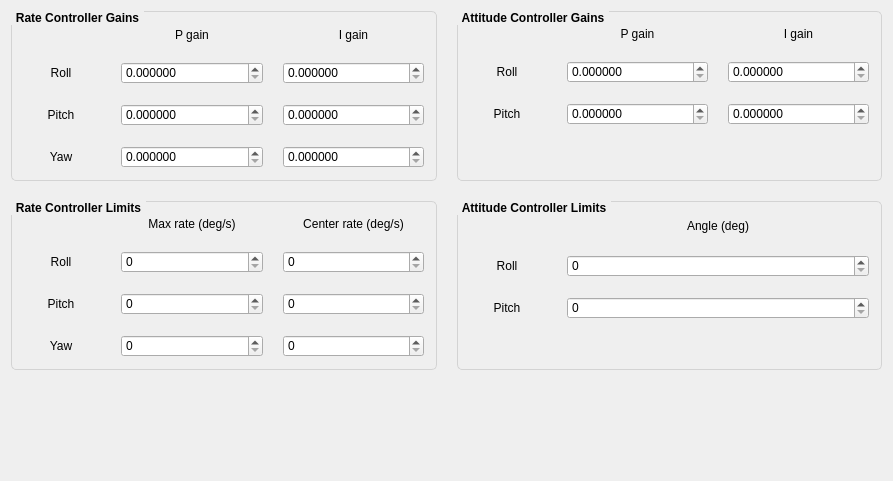
Qt form ui_controller.ui (korken89/kfly_gui) before a commit.
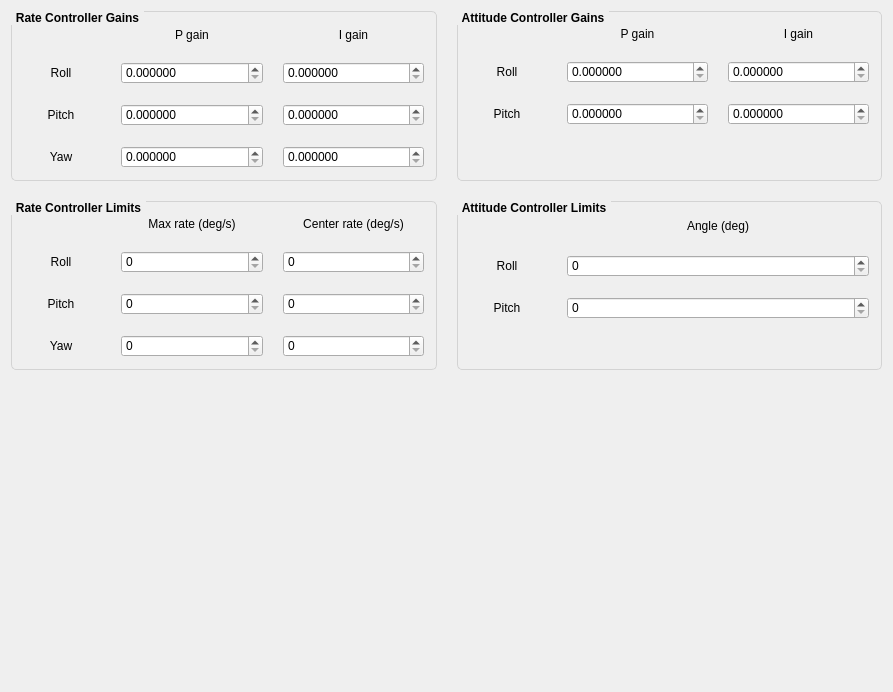
The same form after that commit. Custom widgets are drawn as their Qt base class.

Commit message: Added plot for rate curves

Diff of the .ui file:
```diff
--- a/ui_controller.ui
+++ b/ui_controller.ui
@@ -7,7 +7,7 @@
     <x>0</x>
     <y>0</y>
     <width>893</width>
-    <height>481</height>
+    <height>692</height>
    </rect>
   </property>
   <property name="windowTitle">
@@ -853,20 +853,25 @@
     </layout>
    </item>
    <item>
-    <spacer name="verticalSpacer">
-     <property name="orientation">
-      <enum>Qt::Vertical</enum>
+    <widget class="QCustomPlot" name="plotRate" native="true">
+     <property name="sizePolicy">
+      <sizepolicy hsizetype="Preferred" vsizetype="Expanding">
+       <horstretch>0</horstretch>
+       <verstretch>0</verstretch>
+      </sizepolicy>
      </property>
-     <property name="sizeHint" stdset="0">
-      <size>
-       <width>20</width>
-       <height>40</height>
-      </size>
-     </property>
-    </spacer>
+    </widget>
    </item>
   </layout>
  </widget>
+ <customwidgets>
+  <customwidget>
+   <class>QCustomPlot</class>
+   <extends>QWidget</extends>
+   <header>qcustomplot.h</header>
+   <container>1</container>
+  </customwidget>
+ </customwidgets>
  <resources/>
  <connections/>
 </ui>
```
The commit also changes 7 other files.
